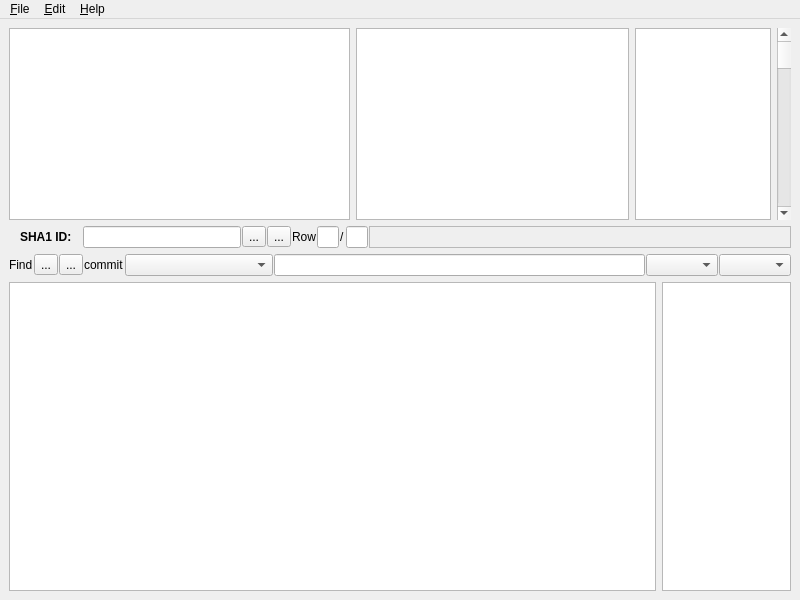
This is ui/mainwindow.ui in abmyii/DoltK as Qt 5 draws it before an edit. The edited form follows.
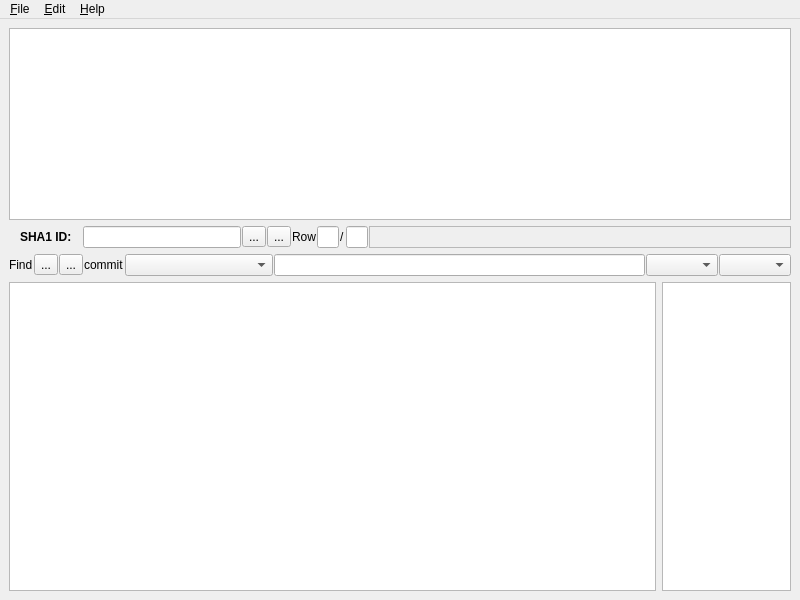
This is the edited form.

Commit message: Get basic table of commits

What changed in the file:
```diff
--- a/ui/mainwindow.ui
+++ b/ui/mainwindow.ui
@@ -16,24 +16,17 @@
   <widget class="QWidget" name="centralwidget">
    <layout class="QVBoxLayout" name="verticalLayout" stretch="0,1,1,40">
     <item>
-     <layout class="QHBoxLayout" name="horizontalLayout_4" stretch="10,8,4,0">
-      <item>
-       <widget class="QListView" name="listView"/>
-      </item>
-      <item>
-       <widget class="QListView" name="listView_3"/>
-      </item>
-      <item>
-       <widget class="QListView" name="listView_2"/>
-      </item>
-      <item>
-       <widget class="QScrollBar" name="verticalScrollBar">
-        <property name="orientation">
-         <enum>Qt::Vertical</enum>
-        </property>
-       </widget>
-      </item>
-     </layout>
+     <widget class="QTableView" name="commit_history">
+      <attribute name="horizontalHeaderVisible">
+       <bool>true</bool>
+      </attribute>
+      <attribute name="horizontalHeaderStretchLastSection">
+       <bool>false</bool>
+      </attribute>
+      <attribute name="verticalHeaderVisible">
+       <bool>false</bool>
+      </attribute>
+     </widget>
     </item>
     <item>
      <layout class="QHBoxLayout" name="horizontalLayout" stretch="1,1,1,15,0,0,0,1,0,1,40">
```
The commit also changes 1 other file.
